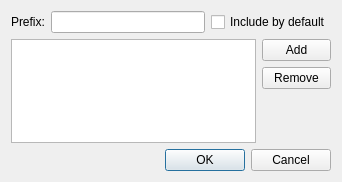
qt-creator/qt-creator, file src/plugins/help/remotehelpfilter.ui: the form before one commit.
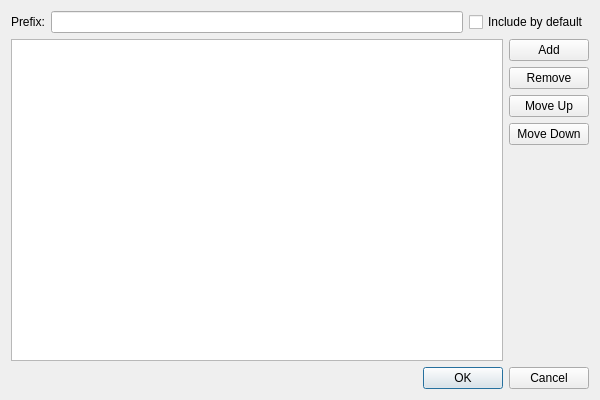
The form after the commit.

Commit message: RemoteFilterOptions: Add ability to re-order items in the list widget

```diff
--- a/src/plugins/help/remotehelpfilter.ui
+++ b/src/plugins/help/remotehelpfilter.ui
@@ -6,8 +6,8 @@
    <rect>
     <x>0</x>
     <y>0</y>
-    <width>342</width>
-    <height>182</height>
+    <width>600</width>
+    <height>400</height>
    </rect>
   </property>
   <property name="windowTitle">
@@ -90,6 +90,32 @@
          </property>
         </widget>
        </item>
+       <item>
+        <widget class="QPushButton" name="moveUp">
+         <property name="minimumSize">
+          <size>
+           <width>21</width>
+           <height>21</height>
+          </size>
+         </property>
+         <property name="text">
+          <string>Move Up</string>
+         </property>
+        </widget>
+       </item>
+       <item>
+        <widget class="QPushButton" name="moveDown">
+         <property name="minimumSize">
+          <size>
+           <width>21</width>
+           <height>21</height>
+          </size>
+         </property>
+         <property name="text">
+          <string>Move Down</string>
+         </property>
+        </widget>
+       </item>
        <item>
         <spacer name="verticalSpacer">
          <property name="orientation">
```
Left out of the diff: 6 changed lines with no effect on the pictures. The commit also changes 2 other files.
